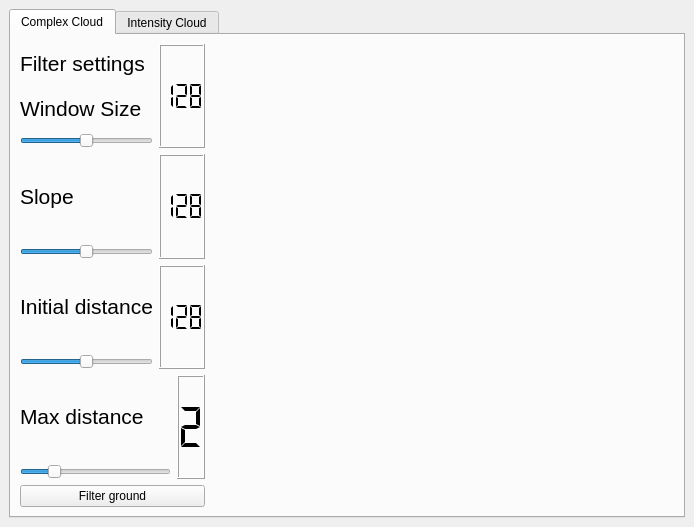
Above: tools/cpp/complex_image_cloud/src/pclviewer.ui from Biblbrox/3dScene before the change. Below: the same form after it.
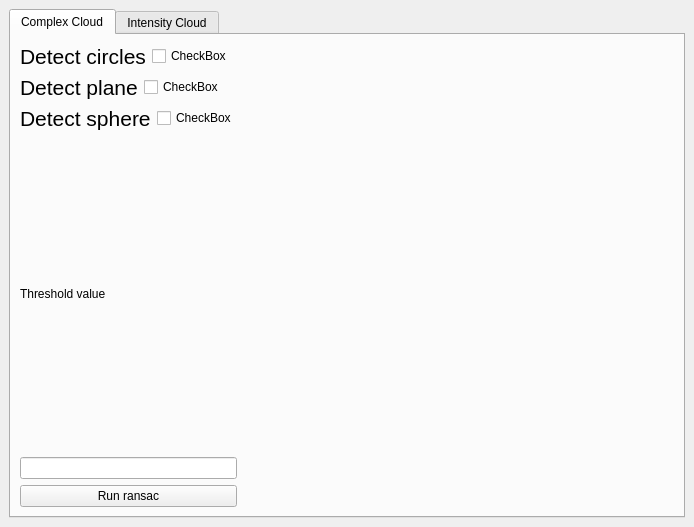
That is the form after the change. The open tabs and pages were chosen to show the change. Custom widgets are drawn as their Qt base class.

Patch:
```diff
--- a/tools/cpp/complex_image_cloud/src/pclviewer.ui
+++ b/tools/cpp/complex_image_cloud/src/pclviewer.ui
@@ -54,50 +54,16 @@
                  </font>
                 </property>
                 <property name="text">
-                 <string>Filter settings</string>
-                </property>
-               </widget>
-              </item>
-              <item>
-               <widget class="QLabel" name="label">
-                <property name="font">
-                 <font>
-                  <pointsize>16</pointsize>
-                  <weight>50</weight>
-                  <italic>false</italic>
-                  <bold>false</bold>
-                 </font>
-                </property>
-                <property name="text">
-                 <string>Window Size</string>
-                </property>
-               </widget>
-              </item>
-              <item>
-               <widget class="QSlider" name="horizontalSlider_R">
-                <property name="maximum">
-                 <number>255</number>
-                </property>
-                <property name="value">
-                 <number>128</number>
-                </property>
-                <property name="orientation">
-                 <enum>Qt::Horizontal</enum>
+                 <string>Detect circles</string>
                 </property>
                </widget>
               </item>
              </layout>
             </item>
             <item>
-             <widget class="QLCDNumber" name="lcdNumber_R">
-              <property name="digitCount">
-               <number>3</number>
-              </property>
-              <property name="segmentStyle">
-               <enum>QLCDNumber::Flat</enum>
-              </property>
-              <property name="intValue" stdset="0">
-               <number>128</number>
+             <widget class="QCheckBox" name="detectCircles">
+              <property name="text">
+               <string>CheckBox</string>
               </property>
              </widget>
             </item>
@@ -118,35 +84,16 @@
                  </font>
                 </property>
                 <property name="text">
-                 <string>Slope</string>
-                </property>
-               </widget>
-              </item>
-              <item>
-               <widget class="QSlider" name="horizontalSlider_G">
-                <property name="maximum">
-                 <number>255</number>
-                </property>
-                <property name="value">
-                 <number>128</number>
-                </property>
-                <property name="orientation">
-                 <enum>Qt::Horizontal</enum>
+                 <string>Detect plane</string>
                 </property>
                </widget>
               </item>
              </layout>
             </item>
             <item>
-             <widget class="QLCDNumber" name="lcdNumber_G">
-              <property name="digitCount">
-               <number>3</number>
-              </property>
-              <property name="segmentStyle">
-               <enum>QLCDNumber::Flat</enum>
-              </property>
-              <property name="intValue" stdset="0">
-               <number>128</number>
+             <widget class="QCheckBox" name="detectPlane">
+              <property name="text">
+               <string>CheckBox</string>
               </property>
              </widget>
             </item>
@@ -167,96 +114,35 @@
                  </font>
                 </property>
                 <property name="text">
-                 <string>Initial distance</string>
+                 <string>Detect sphere</string>
                 </property>
                </widget>
               </item>
-              <item>
-               <widget class="QSlider" name="horizontalSlider_B">
-                <property name="maximum">
-                 <number>255</number>
-                </property>
-                <property name="value">
-                 <number>128</number>
-                </property>
-                <property name="orientation">
-                 <enum>Qt::Horizontal</enum>
-                </property>
-               </widget>
-              </item>
              </layout>
             </item>
             <item>
-             <widget class="QLCDNumber" name="lcdNumber_B">
-              <property name="digitCount">
-               <number>3</number>
+             <widget class="QCheckBox" name="detectSphere">
+              <property name="text">
+               <string>CheckBox</string>
               </property>
-              <property name="segmentStyle">
-               <enum>QLCDNumber::Flat</enum>
-              </property>
-              <property name="intValue" stdset="0">
-               <number>128</number>
-              </property>
              </widget>
             </item>
            </layout>
           </item>
           <item>
-           <layout class="QHBoxLayout" name="horizontalLayout_4">
-            <item>
-             <layout class="QVBoxLayout" name="verticalLayout_4">
-              <item>
-               <widget class="QLabel" name="label_4">
-                <property name="font">
-                 <font>
-                  <pointsize>16</pointsize>
-                  <weight>50</weight>
-                  <italic>false</italic>
-                  <bold>false</bold>
-                 </font>
-                </property>
-                <property name="text">
-                 <string>Max distance</string>
-                </property>
-               </widget>
-              </item>
-              <item>
-               <widget class="QSlider" name="horizontalSlider_p">
-                <property name="minimum">
-                 <number>1</number>
-                </property>
-                <property name="maximum">
-                 <number>6</number>
-                </property>
-                <property name="value">
-                 <number>2</number>
-                </property>
-                <property name="orientation">
-                 <enum>Qt::Horizontal</enum>
-                </property>
-               </widget>
-              </item>
-             </layout>
-            </item>
-            <item>
-             <widget class="QLCDNumber" name="lcdNumber_p">
-              <property name="digitCount">
-               <number>1</number>
-              </property>
-              <property name="segmentStyle">
-               <enum>QLCDNumber::Flat</enum>
-              </property>
-              <property name="intValue" stdset="0">
-               <number>2</number>
-              </property>
-             </widget>
-            </item>
-           </layout>
+           <widget class="QLabel" name="label">
+            <property name="text">
+             <string>Threshold value</string>
+            </property>
+           </widget>
           </item>
           <item>
-           <widget class="QPushButton" name="pushButton_random">
+           <widget class="QLineEdit" name="thresholdValue"/>
+          </item>
+          <item>
+           <widget class="QPushButton" name="ransacButton">
             <property name="text">
-             <string>Filter ground</string>
+             <string>Run ransac</string>
             </property>
            </widget>
           </item>
```
Left out of the diff: 71 changed lines with no effect on the pictures.
